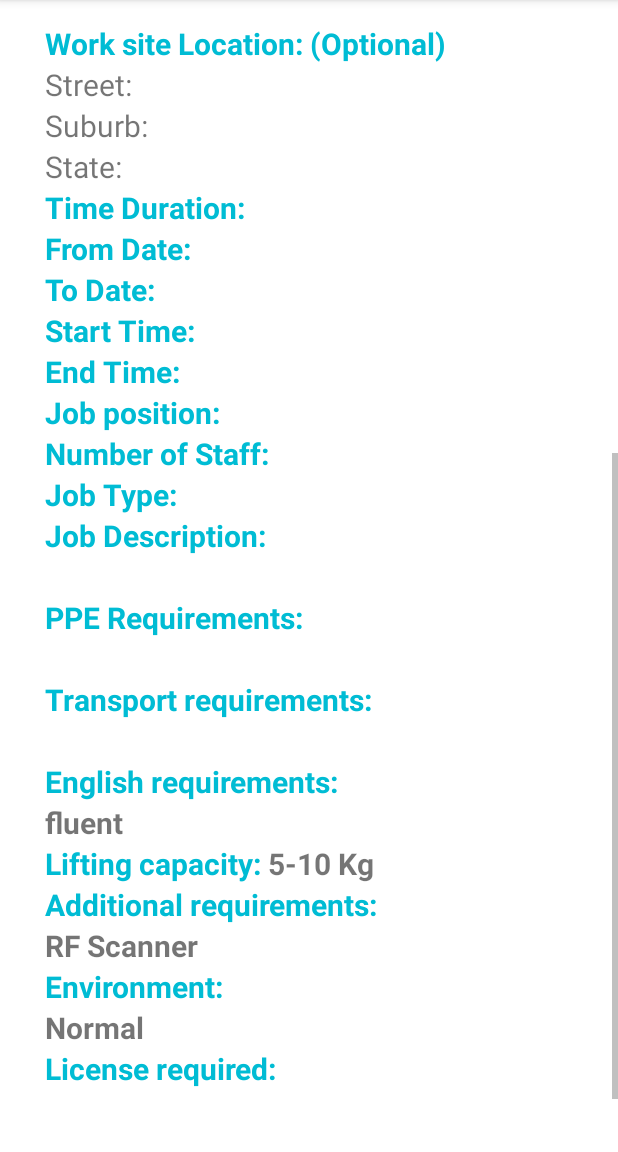
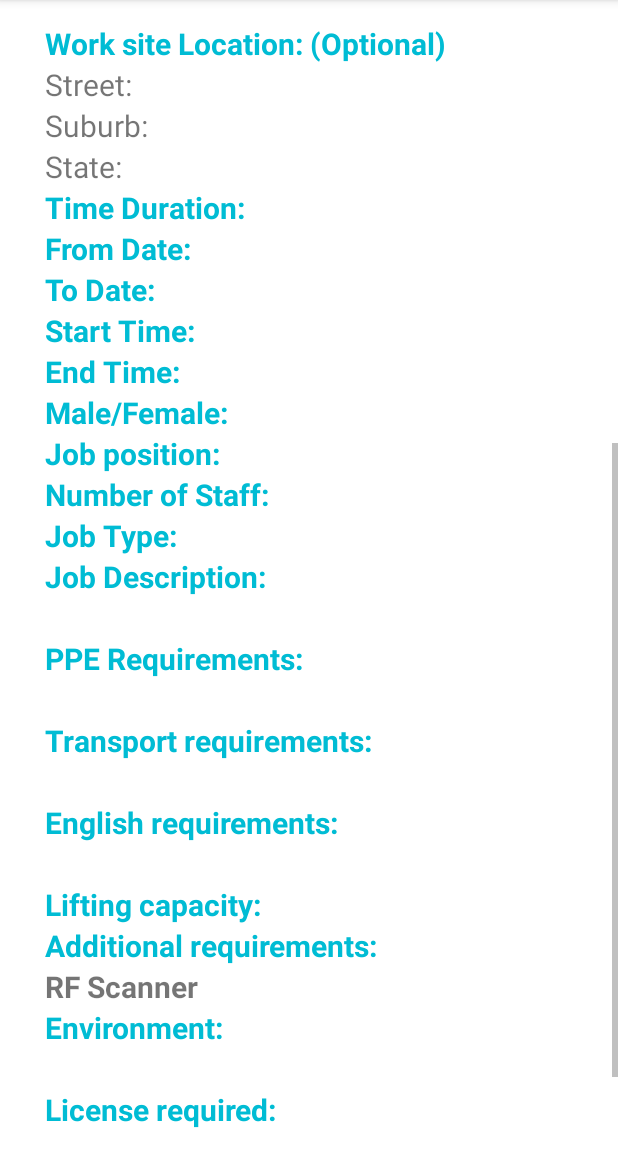
Before and after one commit to MdTalatMahmud/EmployeeHireEmployeePanel, an Android app: the JobDetailsActivity screen opened directly, with no data from a screen before it, scrolled down 537 dp, on a phone screen of 412 x 824 dp, the part 84-1236 px from its top. Run offline under Robolectric (Android 15) with nearby library versions, the phone set to English and light mode, and no system bars; our stand-ins replace Firebase (no records; nobody signed in at launch, a user with empty details on screens opened directly); 29 statements that could not run were skipped.

Commit message:
gender added

```diff
--- a/app/src/main/java/au/mgemployeehire/employeehireemployeepanel/JobDetailsActivity.java
+++ b/app/src/main/java/au/mgemployeehire/employeehireemployeepanel/JobDetailsActivity.java
@@ -20,7 +20,8 @@ public class JobDetailsActivity extends AppCompatActivity {
     private TextView companyNameTextView, companyStreetTextView, companySuburbTextView, companyStateTextView, awardTextView, contactPersonNameTextView,
             contactPersonEmailTextView, contactPhoneNumberTextView, supervisorNameTextView, supervisorMobileNumberTextView, workingDivisionTextView,
             workStreetTextView, workSuburbTextView, workStateTextView, fromDateTextView, toDateTextView, fromTimeTextView, toTimeTextView, genderTextView,
-            jobPositionTextView, workerQuantityTextView, jobTypeTextView, jobDescriptionTextView, ppeRequirementTextView, transportRequirementTextView;
+            jobPositionTextView, workerQuantityTextView, jobTypeTextView, jobDescriptionTextView, ppeRequirementTextView, transportRequirementTextView,
+            englishRequirementsTextView, liftingCapacityTextView, environmentTextView, licenseRequirementTextView;
     private Button applybutton;
     private DatabaseReference databaseReference;
 
@@ -51,13 +52,17 @@ public class JobDetailsActivity extends AppCompatActivity {
         toDateTextView = findViewById(R.id.toDateTVID);
         fromTimeTextView = findViewById(R.id.fromTimeTVID);
         toTimeTextView = findViewById(R.id.toTimeTVID);
-        //genderTextView = findViewById(R.id.genderTVID);
+        genderTextView = findViewById(R.id.maleFemaleTVID);
         jobPositionTextView = findViewById(R.id.jobPositionTVID);
         workerQuantityTextView = findViewById(R.id.numberOfStaffTVID);
         jobTypeTextView = findViewById(R.id.jobTypeTVID);
         jobDescriptionTextView = findViewById(R.id.jobDescriptionTVID);
         ppeRequirementTextView = findViewById(R.id.ppeRequirementsTVID);
         transportRequirementTextView = findViewById(R.id.transportRequirementsTVID);
+        englishRequirementsTextView = findViewById(R.id.engRequirementTVID);
+        liftingCapacityTextView = findViewById(R.id.liftingCapacityTVID);
+        environmentTextView = findViewById(R.id.temparatureTVID);
+        licenseRequirementTextView = findViewById(R.id.licenseRequiredTVID);
 
         applybutton = findViewById(R.id.jobApplyBtnID);
 
@@ -88,13 +93,17 @@ public class JobDetailsActivity extends AppCompatActivity {
                 String toDate = snapshot.child("toDateStr").getValue().toString();
                 String fromTime = snapshot.child("startTimeStr").getValue().toString();
                 String toTime = snapshot.child("endTimeStr").getValue().toString();
-                //String gender = snapshot.child("endTimeStr").getValue().toString();//here is a mistake
+                String gender = snapshot.child("maleFemaleStr").getValue().toString();//here is a mistake
                 String jobPosition = snapshot.child("jobPositionStr").getValue().toString();
                 String workerQuantity = snapshot.child("workerQuantityStr").getValue().toString();
                 String jobType = snapshot.child("jobTypeStr").getValue().toString();
                 String jobDescription = snapshot.child("jobDescriptionStr").getValue().toString();
                 String ppe = snapshot.child("ppeStr").getValue().toString();
                 String transportRequirement = snapshot.child("transportRequirementsStr").getValue().toString();
+                String englishRequirement = snapshot.child("engRequirementStr").getValue().toString();
+                String liftingCapacity = snapshot.child("liftingCapacityStr").getValue().toString();
+                String environment = snapshot.child("environmentStr").getValue().toString();
+                String licenseRequirement = snapshot.child("licenseRequiredStr").getValue().toString();
 
                 //setting data to textView
                 companyNameTextView.setText(companyName);
@@ -115,13 +124,17 @@ public class JobDetailsActivity extends AppCompatActivity {
                 toDateTextView.setText(toDate);
                 fromTimeTextView.setText(fromTime);
                 toTimeTextView.setText(toTime);
-                //genderTextView.setText(gender);
+                genderTextView.setText(gender);
                 jobPositionTextView.setText(jobPosition);
                 workerQuantityTextView.setText(workerQuantity);
                 jobTypeTextView.setText(jobType);
                 jobDescriptionTextView.setText(jobDescription);
                 ppeRequirementTextView.setText(ppe);
                 transportRequirementTextView.setText(transportRequirement);
+                englishRequirementsTextView.setText(englishRequirement);
+                liftingCapacityTextView.setText(liftingCapacity);
+                environmentTextView.setText(environment);
+                licenseRequirementTextView.setText(licenseRequirement);
 
             }
 
--- a/app/src/main/res/layout/activity_job_details.xml
+++ b/app/src/main/res/layout/activity_job_details.xml
@@ -422,7 +422,6 @@
                 android:textSize="20dp"
                 android:textColor="#00BCD4"
                 android:textStyle="bold"
-                android:visibility="gone"
                 android:text="Male/Female: "/>
             <TextView
                 android:id="@+id/maleFemaleTVID"
@@ -430,7 +429,6 @@
                 android:layout_height="wrap_content"
                 android:textStyle="bold"
                 android:textSize="20dp"
-                android:visibility="gone"
                 android:text="Male"/>
         </LinearLayout>
 
--- a/app/src/main/res/layout/job_adv_list_view.xml
+++ b/app/src/main/res/layout/job_adv_list_view.xml
@@ -45,6 +45,7 @@
             android:layout_width="match_parent"
             android:layout_height="wrap_content"
             android:textSize="25dp"
+            android:visibility="gone"
             android:text="Express"/>
 
     </LinearLayout>
```
